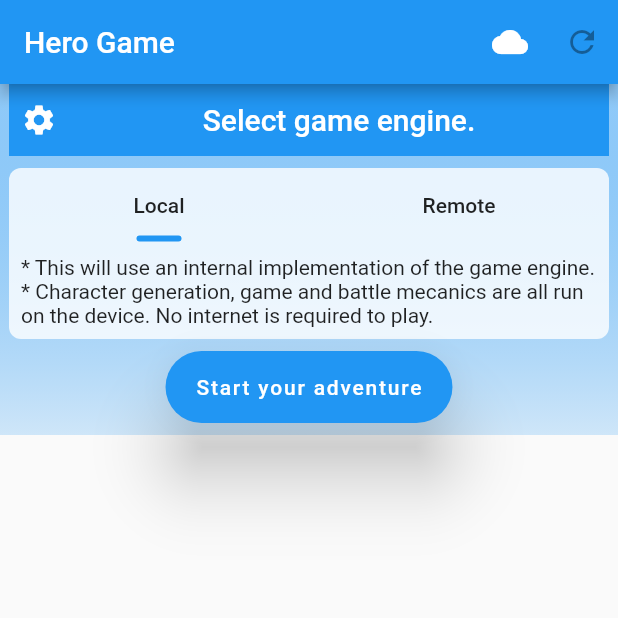
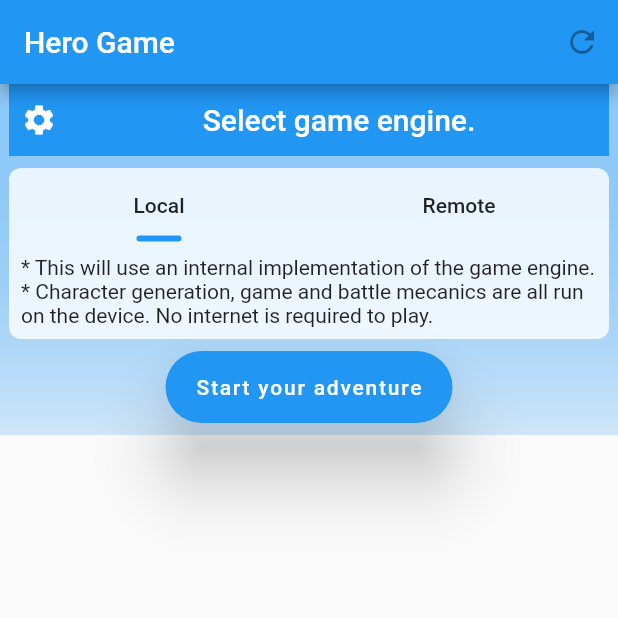
Before and after one commit to Rudiksz/herogame_dart, a Flutter app: the screen it shows after launch, on a phone screen of 412 x 824 dp, the top half of it. Run offline on Flutter 3.47's test engine with Material 2 defaults, Android fonts, the light colour scheme and no system bars; our stand-ins replace dio, flutter_mobx, fluttericon, mobx; missing offline and left inert: cookie_jar, dio_cookie_manager; generated files the repository leaves out were written again; statements that could not run were skipped.

Commit message:
Remove couchselite for now

```diff
--- a/lib/main.dart
+++ b/lib/main.dart
@@ -1,10 +1,6 @@
-import 'dart:io';
-
 import 'package:dio/dio.dart';
-import 'package:herogame/services/database/couchbase.dart';
 import 'package:herogame/services/router/router.dart';
 import 'package:flutter/material.dart';
-import 'package:path_provider/path_provider.dart';
 import 'package:dio_cookie_manager/dio_cookie_manager.dart';
 import 'package:cookie_jar/cookie_jar.dart';
 import 'app.dart';
@@ -20,7 +16,7 @@ void main() async {
 
   // Directory appDocDir = await getApplicationDocumentsDirectory();
   // Cbl.init();
-  final app = App(localDB: null);
+  final app = App();
 
   final router = AppRouter(app);
 
--- a/lib/views/widgets/common_screen.dart
+++ b/lib/views/widgets/common_screen.dart
@@ -2,9 +2,7 @@ import 'dart:io';
 
 import 'package:herogame/app.dart';
 import 'package:herogame/views/widgets/notifications.dart';
-import 'package:couchbase_lite_dart/couchbase_lite_dart.dart';
 import 'package:flutter/material.dart';
-import 'package:flutter_mobx/flutter_mobx.dart';
 
 class CommonScaffold extends StatelessWidget {
   final App app;
@@ -39,39 +37,6 @@ class CommonScaffold extends StatelessWidget {
             appBar: AppBar(
               title: title ?? SizedBox.shrink(),
               actions: [
-                Observer(builder: (BuildContext context) {
-                  var icon = Icons.cloud;
-                  var activity = app?.replicatorState?.activityLevel;
-                  switch (activity) {
-                    case ActivityLevel.connecting:
-                    case ActivityLevel.busy:
-                      icon = Icons.cloud_upload;
-                      break;
-                    case ActivityLevel.idle:
-                      icon = Icons.cloud_queue;
-                      break;
-                    case ActivityLevel.offline:
-                      icon = Icons.cloud_off;
-                      break;
-                    case ActivityLevel.stopped:
-                      icon = Icons.cloud_off;
-                      break;
-                    default:
-                      icon = Icons.cloud_off;
-                  }
-                  return IconButton(
-                      icon: Icon(icon),
-                      onPressed: () {
-                        if (app == null) return;
-                        if (app.replicatorState.activityLevel ==
-                            ActivityLevel.stopped)
-                          app.localDB.replicator.start();
-
-                        if (app.replicatorState.activityLevel !=
-                            ActivityLevel.stopped)
-                          app.localDB.replicator.stop();
-                      });
-                }),
                 Builder(
                   builder: (context) => IconButton(
                     icon: Icon(Icons.refresh),
```
Also changed, not shown: lib/app.dart (+1 -14 lines), lib/services/database.dart (deleted, +0 -15 lines), lib/services/database/couchbase.dart (deleted, +0 -121 lines), lib/app.g.dart, lib/models/battle.g.dart, 3 other files.
